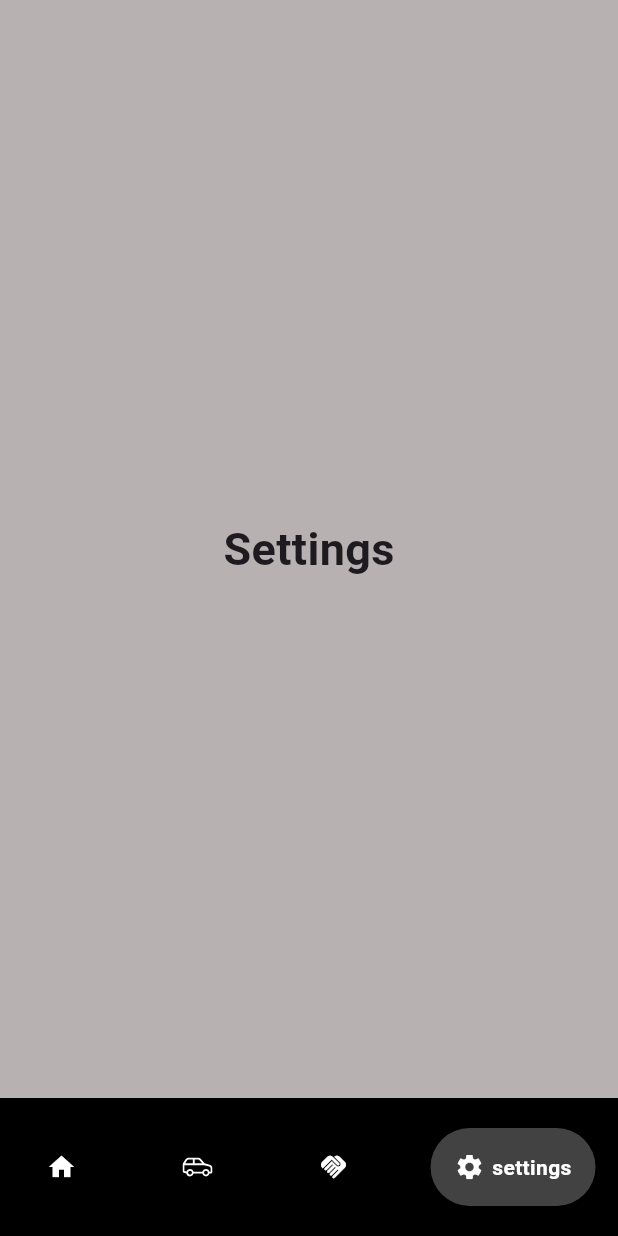
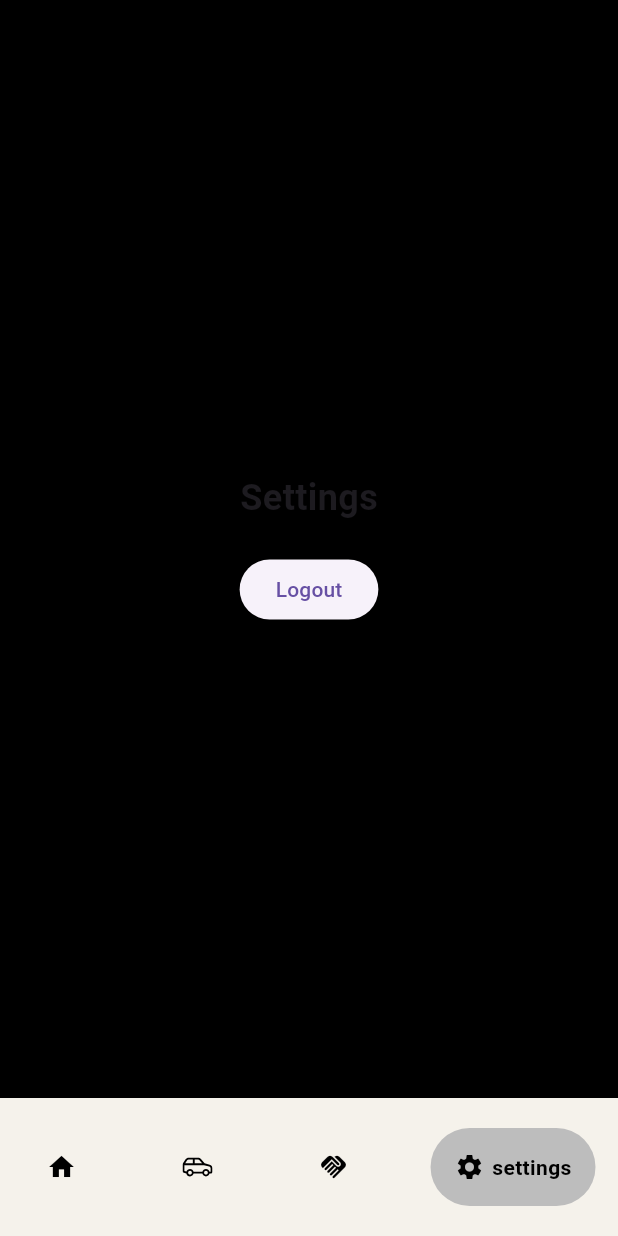
Before and after one commit to cruise-app/cruise-mobile, a Flutter app: the BottomNavigationScreen screen opened by its route, item 4 of the bottom bar chosen, on a phone screen of 412 x 824 dp. Run offline on Flutter 3.47's test engine with Material 3 defaults, Android fonts, the phone set to English and light mode, and no system bars; drawn by our look-alikes of google_nav_bar; our stand-ins replace bloc, dartz, dio, flutter_bloc, flutter_svg, go_router and 6 more; accounts and stored records are empty.

```diff
--- /dev/null
+++ b/lib/features/settings/settings_screen.dart
@@ -0,0 +1,32 @@
+import 'package:cruise/util/shared/app_router.dart';
+import 'package:flutter/material.dart';
+import 'package:go_router/go_router.dart';
+import 'package:hive/hive.dart';
+
+class SettingsScreen extends StatelessWidget {
+  const SettingsScreen({super.key});
+
+  @override
+  Widget build(BuildContext context) {
+    return Column(
+      mainAxisAlignment: MainAxisAlignment.center,
+      children: [
+        const Text(
+          'Settings',
+          style: TextStyle(fontSize: 24, fontWeight: FontWeight.bold),
+        ),
+        const SizedBox(height: 20),
+        ElevatedButton(
+          onPressed: () {
+            var box = Hive.box('userBox'); // Clear the Hive box
+            box.delete('token');
+            box.delete('userModel');
+            GoRouter.of(context).pushReplacement(
+                AppRouter.kLobbyScreen); // Navigate back to the previous screen
+          },
+          child: const Text('Logout'),
+        ),
+      ],
+    );
+  }
+}
--- a/lib/util/shared/app_router.dart
+++ b/lib/util/shared/app_router.dart
@@ -9,13 +9,14 @@ import 'package:cruise/features/login/presentation/manager/login_bloc.dart';
 import 'package:cruise/features/register/presentation/manager/register_bloc.dart';
 
 import 'package:cruise/features/register/presentation/views/register_flow_screen.dart';
+import 'package:cruise/features/splash_screen/splash_screen.dart';
 import 'package:cruise/util/shared/widgets/bottom_navigation_screen.dart';
 import 'package:flutter_bloc/flutter_bloc.dart';
 import 'package:go_router/go_router.dart';
 import '../../features/login/presentation/views/login_screen.dart';
 
 abstract class AppRouter {
-  static const kLobbyScreen = '/';
+  static const kLobbyScreen = '/LobbyScreen';
   static const kRegisterFlow = '/RegisterFlow';
   static const kEmailVerificationScreen = '/RegisterVerificationScreen';
   static const kLoginScreen = '/LoginScreen';
@@ -23,9 +24,14 @@ abstract class AppRouter {
   static const kEmailVerificationCodeScreen = '/EmailVerificationCodeScreen';
   static const kCreatePasswordScreen = '/CreatePasswordScreen';
   static const kBottomNavigationScreen = '/BottomNavigationScreen';
+  static const kSplashScreen = '/';
 
   static final GoRouter router = GoRouter(
     routes: [
+      GoRoute(
+        path: kSplashScreen,
+        builder: (context, state) => const SplashScreen(),
+      ),
       GoRoute(
         path: kLobbyScreen,
         builder: (context, state) => const LobbyScreen(),
--- a/lib/util/shared/widgets/bottom_navigation_screen.dart
+++ b/lib/util/shared/widgets/bottom_navigation_screen.dart
@@ -1,4 +1,6 @@
 import 'package:cruise/features/carpooling/presentation/views/carpooling_screen.dart';
+import 'package:cruise/features/carpooling/presentation/views/widgets/create_trip_screen.dart';
+import 'package:cruise/features/settings/settings_screen.dart';
 import 'package:cruise/util/shared/colors.dart';
 import 'package:flutter/material.dart';
 import 'package:flutter_svg/svg.dart';
@@ -22,33 +24,30 @@ class _BottomNavigationScreenState extends State<BottomNavigationScreen> {
       'Home',
       style: optionStyle,
     ),
-    GoogleMapFlutter(),
+    CarpoolingScreen(),
     Text(
       'Rent',
       style: optionStyle,
     ),
-    Text(
-      'Settings',
-      style: optionStyle,
-    ),
+    SettingsScreen(),
   ];
 
   @override
   Widget build(BuildContext context) {
     return Scaffold(
-        backgroundColor: MyColors.lightGrey,
+        backgroundColor: MyColors.black,
         body: Center(
           child: _widgetOptions.elementAt(_selectedIndex),
         ),
         bottomNavigationBar: Container(
-          color: Colors.black,
+          color: MyColors.lightYellow,
           child: Padding(
             padding: const EdgeInsets.symmetric(horizontal: 15, vertical: 20),
             child: GNav(
-                backgroundColor: Colors.black,
-                color: Colors.white,
-                activeColor: Colors.white,
-                tabBackgroundColor: Colors.grey[800]!,
+                backgroundColor: MyColors.lightYellow,
+                color: Colors.black,
+                activeColor: Colors.black,
+                tabBackgroundColor: Colors.grey[400]!,
                 padding: const EdgeInsets.all(16),
                 gap: 5,
                 onTabChange: (value) => setState(() {
```
Also changed, not shown: lib/features/carpooling/presentation/views/carpooling_screen.dart (+85 -11 lines), lib/features/carpooling/presentation/views/widgets/achievements_list_widget.dart (added, +29 -0 lines), lib/features/carpooling/presentation/views/widgets/create_trip_screen.dart (added, +30 -0 lines), lib/features/carpooling/presentation/views/widgets/upcoming_trips_widget.dart (added, +41 -0 lines), lib/features/carpooling/presentation/views/widgets/welcome_message_widget.dart (added, +44 -0 lines), lib/features/login/data/models/user_model.dart (+8 -0 lines), lib/features/login/presentation/manager/login_bloc.dart (+21 -10 lines), lib/features/splash_screen/splash_screen.dart (added, +63 -0 lines), lib/main.dart (+12 -2 lines), pubspec.yaml (+6 -7 lines), lib/features/login/data/models/user_model.g.dart (added), pubspec.lock, 272 other files.
